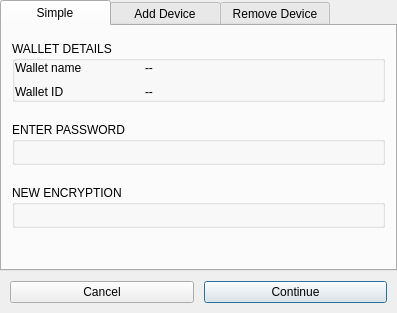
Before: the Qt Designer form BlockSettleUILib/ManageEncryption/ManageEncryptionDialog.ui in BlockSettle/common, drawn with Qt 5.
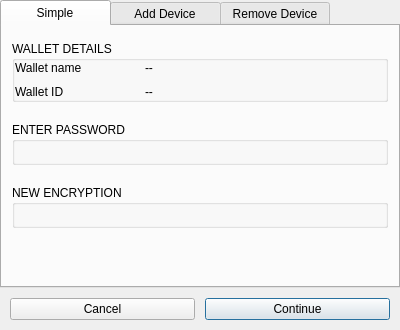
After: the same form once the commit is applied. Custom widgets are drawn as their Qt base class.

What changed in the file:
```diff
--- a/BlockSettleUILib/ManageEncryption/ManageEncryptionDialog.ui
+++ b/BlockSettleUILib/ManageEncryption/ManageEncryptionDialog.ui
@@ -6,8 +6,8 @@
    <rect>
     <x>0</x>
     <y>0</y>
-    <width>397</width>
-    <height>309</height>
+    <width>400</width>
+    <height>330</height>
    </rect>
   </property>
   <property name="maximumSize">
@@ -48,6 +48,9 @@
      <property name="currentIndex">
       <number>0</number>
      </property>
+     <property name="usesScrollButtons">
+      <bool>false</bool>
+     </property>
      <widget class="QWidget" name="tabSimple">
       <attribute name="title">
        <string>Simple</string>
@@ -492,7 +495,7 @@
          <string>Continue</string>
         </property>
         <property name="default">
-         <bool>true</bool>
+         <bool>false</bool>
         </property>
        </widget>
       </item>
```
Left out of the diff: 7 changed lines with no effect on the pictures.
